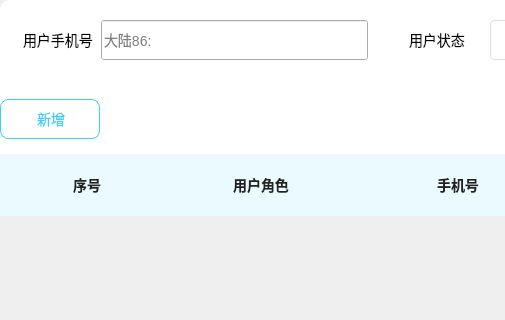
Above: VisNova/component/rolePageForAp.ui from 2932238802/VidNova before the change; both pictures show x 0 to 505 and y 0 to 320 of the 1270 by 686 pixel window. Below: the same form after it.
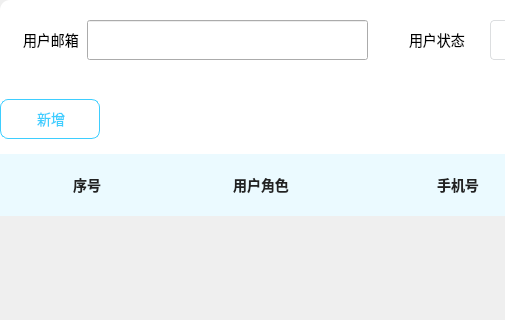
That is the form after the change. Icons and pictures are not drawn.

The edit to the form file:
```diff
--- a/VisNova/component/rolePageForAp.ui
+++ b/VisNova/component/rolePageForAp.ui
@@ -142,7 +142,7 @@
                <string notr="true">color:black;</string>
               </property>
               <property name="text">
-               <string>用户手机号</string>
+               <string>用户邮箱</string>
               </property>
              </widget>
             </item>
@@ -179,7 +179,7 @@
                <string/>
               </property>
               <property name="placeholderText">
-               <string>大陆86:</string>
+               <string/>
               </property>
              </widget>
             </item>
```
Left out of the diff: 32 changed lines with no effect on the pictures.
